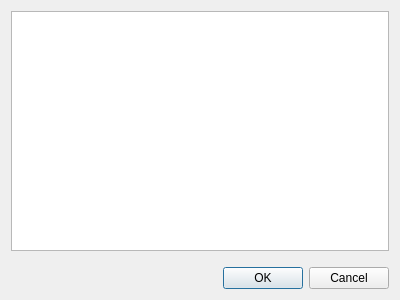
This is fast-typing/def_sample_dialog.ui in Ichigo002/fast-typing-qt as Qt 5 draws it before an edit. The edited form follows.
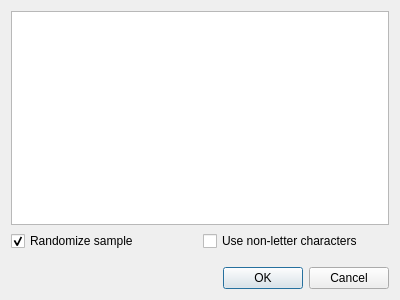
This is the edited form.

The edit to the form file:
```diff
--- a/fast-typing/def_sample_dialog.ui
+++ b/fast-typing/def_sample_dialog.ui
@@ -17,6 +17,36 @@
    <item>
     <widget class="QListWidget" name="listWidget"/>
    </item>
+   <item>
+    <layout class="QHBoxLayout" name="horizontalLayout_2">
+     <item>
+      <widget class="QCheckBox" name="checkBox">
+       <property name="toolTip">
+        <string>User gets mixed order of words which is more accurate.</string>
+       </property>
+       <property name="text">
+        <string>Randomize sample</string>
+       </property>
+       <property name="checked">
+        <bool>true</bool>
+       </property>
+      </widget>
+     </item>
+     <item>
+      <widget class="QCheckBox" name="checkBox_2">
+       <property name="toolTip">
+        <string>Uses get non-letter signs from sample if occur. for isntance: ,.&lt;&gt;/*#$!? etc.</string>
+       </property>
+       <property name="text">
+        <string>Use non-letter characters</string>
+       </property>
+       <property name="checked">
+        <bool>false</bool>
+       </property>
+      </widget>
+     </item>
+    </layout>
+   </item>
    <item>
     <spacer name="verticalSpacer">
      <property name="orientation">
```
Left out of the diff: 3 changed lines with no effect on the pictures.
